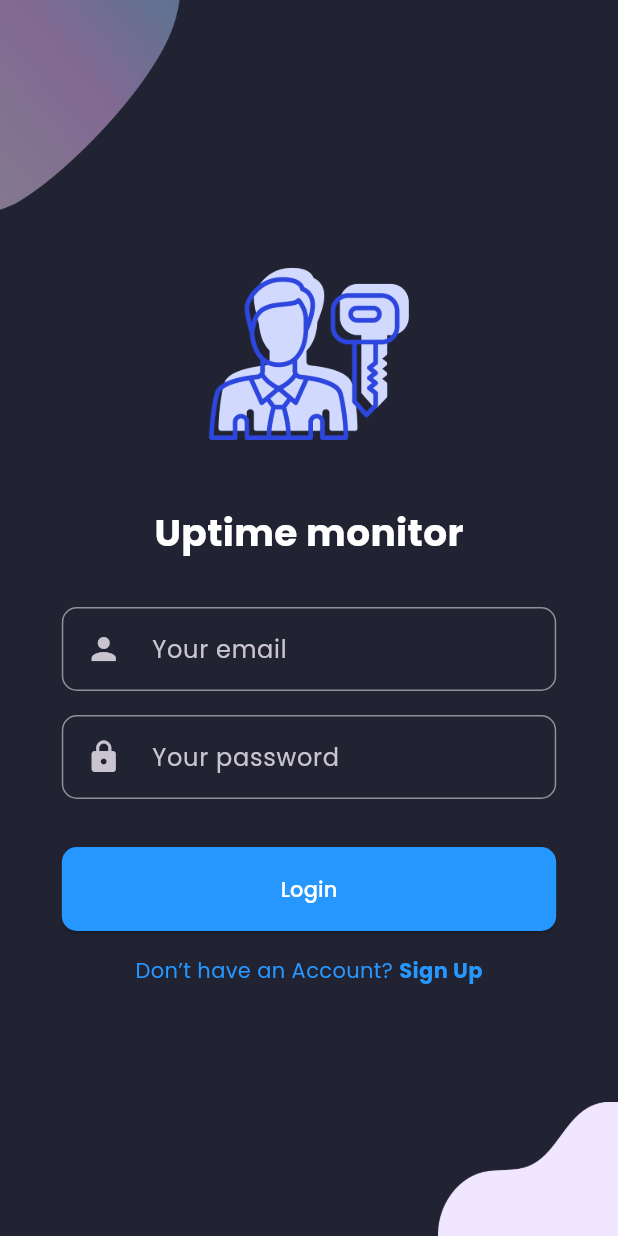
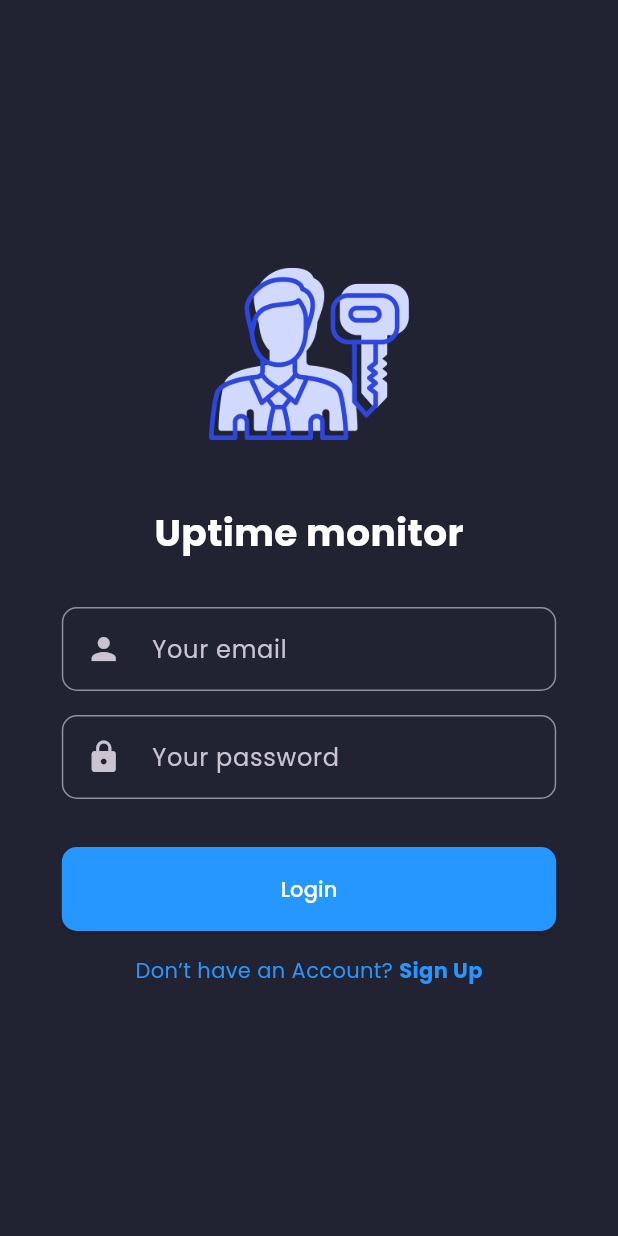
Before and after one commit to mashazhuk/uptime_monitor_flutter, a Flutter app: the screen it shows after launch, on a phone screen of 412 x 824 dp. Run offline on Flutter 3.47's test engine with Material 3 defaults, Android fonts, the phone set to English and light mode, and no system bars; our stand-ins replace fl_chart, flutter_svg, google_fonts.

Commit message:
small changes

```diff
--- a/lib/screens/auth/login/components/background.dart
+++ b/lib/screens/auth/login/components/background.dart
@@ -21,19 +21,6 @@ class Background extends StatelessWidget {
         child: Stack(
           alignment: Alignment.center,
           children: <Widget>[
-            Positioned(
-              top: 0,
-              left: 0,
-              child: Image.asset(
-                topImage,
-                width: 120,
-              ),
-            ),
-            Positioned(
-              bottom: 0,
-              right: 0,
-              child: Image.asset(bottomImage, width: 120),
-            ),
             SafeArea(child: child),
           ],
         ),
--- a/lib/screens/auth/login/components/login_form.dart
+++ b/lib/screens/auth/login/components/login_form.dart
@@ -18,7 +18,7 @@ class LoginForm extends StatelessWidget {
             cursorColor: primaryColor,
             onSaved: (email) {},
             decoration: InputDecoration(
-              hintText: "Your email",
+              labelText: "Your email",
               prefixIcon: Padding(
                 padding: EdgeInsets.all(defaultPadding),
                 child: Icon(Icons.person),
@@ -35,7 +35,7 @@ class LoginForm extends StatelessWidget {
               obscureText: true,
               cursorColor: primaryColor,
               decoration: InputDecoration(
-                hintText: "Your password",
+                labelText: "Your password",
                 prefixIcon: Padding(
                   padding: EdgeInsets.all(defaultPadding),
                   child: Icon(Icons.lock),
--- a/lib/screens/auth/login/login_screen.dart
+++ b/lib/screens/auth/login/login_screen.dart
@@ -9,19 +9,8 @@ class LoginScreen extends StatelessWidget {
   @override
   Widget build(BuildContext context) {
     return const Background(
-      child: MobileLoginScreen()
-    );
-  }
-}
-
-class MobileLoginScreen extends StatelessWidget {
-  const MobileLoginScreen({
-    Key? key,
-  }) : super(key: key);
-
-  @override
-  Widget build(BuildContext context) {
-    return const Column(
+        child: SingleChildScrollView(
+          child: Column(
             mainAxisAlignment: MainAxisAlignment.center,
             children: <Widget>[
               LoginScreenTopImage(),
@@ -36,6 +25,8 @@ class MobileLoginScreen extends StatelessWidget {
                 ],
               ),
             ],
+          ),
+        ),
     );
   }
 }
```
Lines whose indentation alone changed are shown as unchanged.
